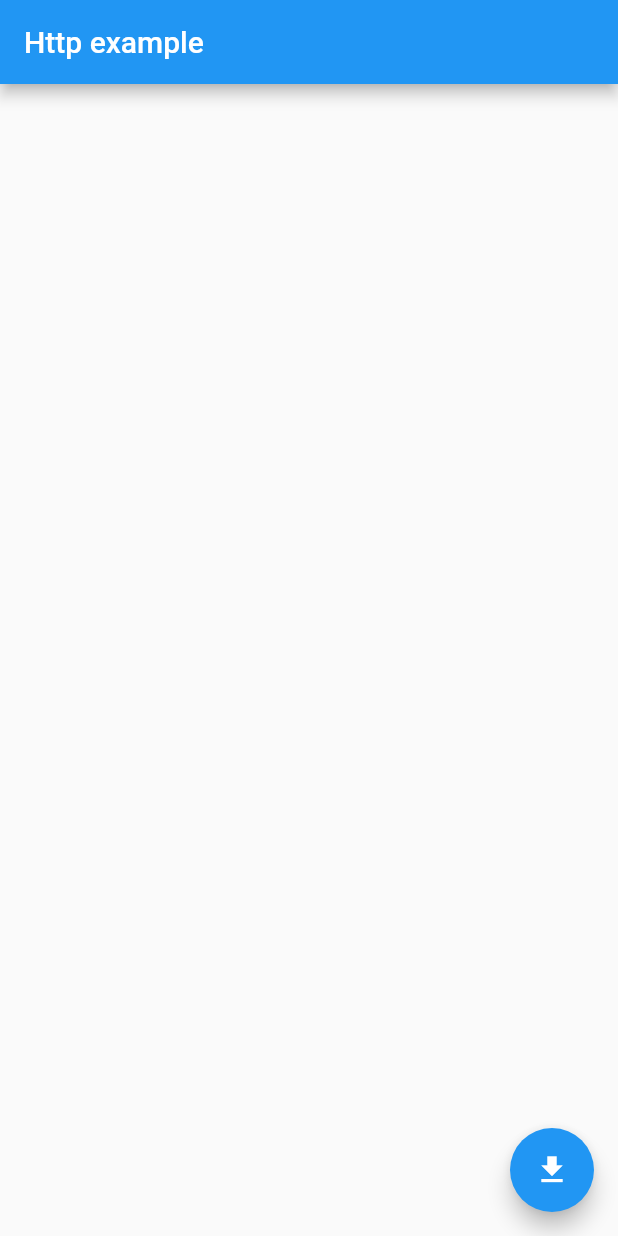
After one commit to fluorjo/flutter_book_report_app, a Flutter app: the screen it shows after launch, on a phone screen of 412 x 824 dp. The commit adds this screen. Run offline on Flutter 3.47's test engine with Material 2 defaults, Android fonts, the phone set to English and light mode, and no system bars; our stand-ins replace flutter_svg, table_calendar.

Commit message:
http url 불러오기

```diff
--- a/lib/main.dart
+++ b/lib/main.dart
@@ -1,5 +1,6 @@
 import 'package:book_report/pages/home_page.dart';
 import 'package:book_report/pages/login_page.dart';
+import 'package:book_report/pages/book_page.dart';
 import 'package:flutter/material.dart';
 import 'package:intl/date_symbol_data_local.dart';
 
@@ -23,10 +24,11 @@ class MyApp extends StatelessWidget {
           ),
         ),
       ),
-      initialRoute: "/home",
+      initialRoute: "/bookinfo",
       routes: {
         "/login": (context) => LoginPage(),
         "/home": (context) => HomePage(),
+        "/bookinfo": (context) => BookPage(),
       },
     );
   }
--- /dev/null
+++ b/lib/pages/book_page.dart
@@ -0,0 +1,44 @@
+import 'package:flutter/material.dart';
+import 'package:http/http.dart' as http;
+
+class BookPage extends StatelessWidget {
+  @override
+  Widget build(BuildContext context) {
+    return MaterialApp(
+      home: HttpApp(),
+    );
+  }
+}
+
+class HttpApp extends StatefulWidget {
+  @override
+  State<HttpApp> createState() => _HttpApp();
+}
+
+class _HttpApp extends State<HttpApp> {
+  String result = '';
+
+  @override
+  Widget build(BuildContext context) {
+    return Scaffold(
+      appBar: AppBar(
+        title: const Text('Http example'),
+      ),
+      body: Container(
+        child: Center(
+          child: Text(result),
+        ),
+      ),
+      floatingActionButton: FloatingActionButton(
+        onPressed: () async {
+          var url = 'http://www.google.com';
+          var response = await http.get(Uri.parse(url));
+          setState(() {
+            result = response.body;
+          });
+        },
+        child: const Icon(Icons.file_download),
+      ),
+    );
+  }
+}
--- a/lib/pages/home_page.dart
+++ b/lib/pages/home_page.dart
@@ -1,4 +1,5 @@
 import 'package:book_report/components/calendar_form.dart';
+import 'package:book_report/components/text_field_form.dart';
 import 'package:flutter/material.dart';
 
 class HomePage extends StatelessWidget {
@@ -25,7 +26,6 @@ class HomePage extends StatelessWidget {
               padding: EdgeInsets.all(16.0),
             ),
             const TableCalendarScreen(),
-            //TextFieldMain(),
             Container(
               width: 100,
               height: 100,
@@ -35,6 +35,7 @@ class HomePage extends StatelessWidget {
                 ),
               ),
             ),
+            TextFieldMain(),
           ],
         ),
       ),
```
